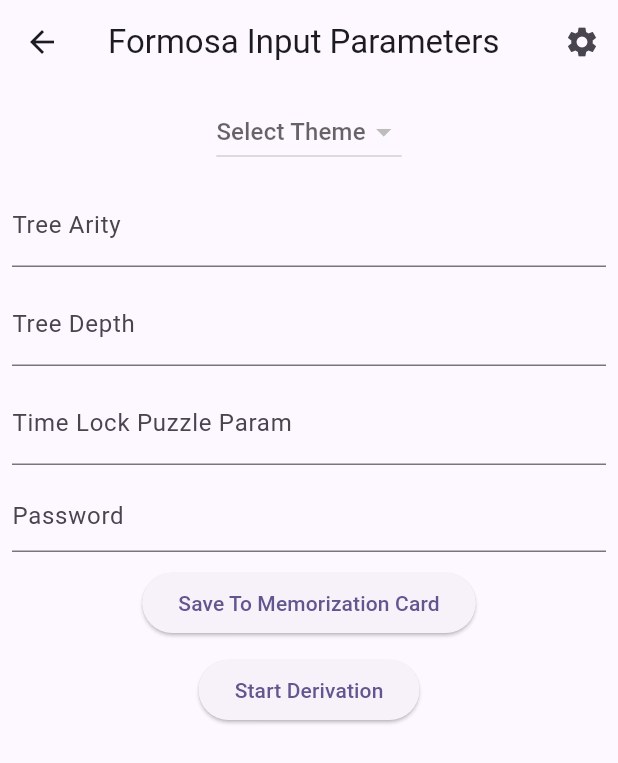
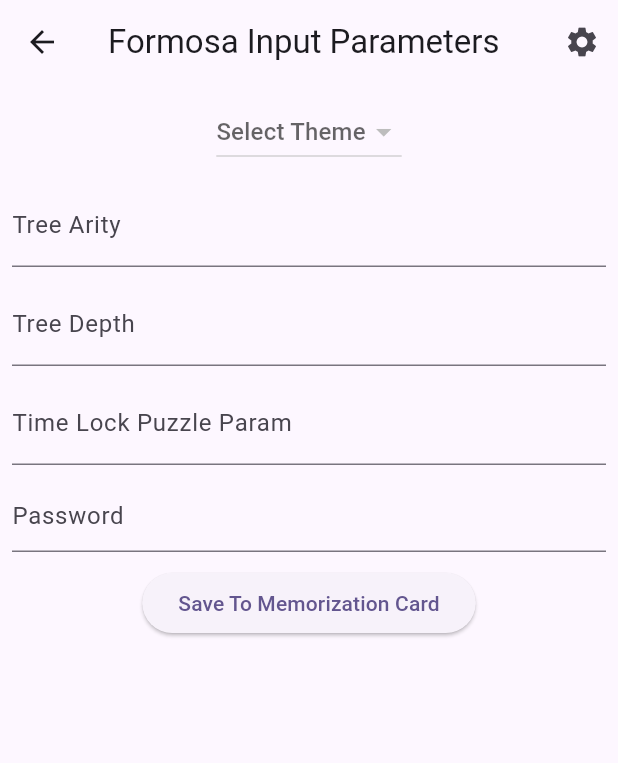
Before and after one commit to T3-InfoSec/t3-vault, a Flutter app: the FormosaTreeInputsPage screen opened by its route, after a tap on "Save To Memorization Card", on a phone screen of 412 x 824 dp. Shown: the top 763 px of the screen. Run offline on Flutter 3.47's test engine with Material 3 defaults, Android fonts, the phone set to English and light mode, and no system bars; our stand-ins replace bloc, equatable, flutter_bloc, go_router; missing offline and left inert: blockies, great_wall, t3_formosa, t3_memassist; generated files the repository leaves out were written again.

Commit message:
Add Hashviz derivation

```diff
--- a/lib/src/features/greatwall/presentation/blocs/greatwall/greatwall_bloc.dart
+++ b/lib/src/features/greatwall/presentation/blocs/greatwall/greatwall_bloc.dart
@@ -88,18 +88,20 @@ class GreatWallBloc extends Bloc<GreatWallEvent, GreatWallState> {
       treeArity: event.treeArity,
       treeDepth: event.treeDepth,
       timeLockPuzzleParam: event.timeLockPuzzleParam,
+      tacitKnowledgeType: event.tacitKnowledgeType,
+      tacitKnowledgeConfigs: event.tacitKnowledgeConfigs,
     );
 
     _greatWall!.seed0 = event.secretSeed;
 
     emit(
       GreatWallInitialSuccess(
-        tacitKnowledge: event.tacitKnowledge,
         treeArity: event.treeArity,
         treeDepth: event.treeDepth,
         timeLockPuzzleParam: event.timeLockPuzzleParam,
+        tacitKnowledgeType: event.tacitKnowledgeType,
+        tacitKnowledgeConfigs: event.tacitKnowledgeConfigs,
         secretSeed: event.secretSeed,
-        size: event.size,
       ),
     );
   }
--- a/lib/src/features/greatwall/presentation/blocs/greatwall/greatwall_event.dart
+++ b/lib/src/features/greatwall/presentation/blocs/greatwall/greatwall_event.dart
@@ -1,4 +1,6 @@
 import 'package:equatable/equatable.dart';
+import 'package:t3_formosa/formosa.dart';
+import 'package:great_wall/great_wall.dart';
 
 sealed class GreatWallEvent extends Equatable {
   @override
@@ -7,25 +9,25 @@ sealed class GreatWallEvent extends Equatable {
 
 final class GreatWallInitialized extends GreatWallEvent {
 
-  final String tacitKnowledge;
   final int treeArity;
   final int treeDepth;
   final int timeLockPuzzleParam;
+  final TacitKnowledgeTypes tacitKnowledgeType;
+  final Map<String, dynamic> tacitKnowledgeConfigs;
   final String secretSeed;
-  final int? size;
 
   GreatWallInitialized({
-    required this.tacitKnowledge,
     required this.treeArity,
     required this.treeDepth,
     required this.timeLockPuzzleParam,
+    required this.tacitKnowledgeType,
+    required this.tacitKnowledgeConfigs,
     required this.secretSeed,
-    this.size,
   });
 
   @override
   List<Object> get props =>
-      [tacitKnowledge, treeDepth, timeLockPuzzleParam, secretSeed, size!];
+      [treeDepth, timeLockPuzzleParam, tacitKnowledgeType, tacitKnowledgeConfigs, secretSeed];
 }
 
 final class GreatWallReset extends GreatWallEvent {}
@@ -40,7 +42,7 @@ final class GreatWallTacitKnowledgeSelected extends GreatWallEvent {
 }
 
 final class GreatWallFormosaThemeSelected extends GreatWallEvent {
-  final String theme;
+  final FormosaTheme theme;
 
   GreatWallFormosaThemeSelected(this.theme);
 
--- a/lib/src/features/greatwall/presentation/blocs/greatwall/greatwall_state.dart
+++ b/lib/src/features/greatwall/presentation/blocs/greatwall/greatwall_state.dart
@@ -1,4 +1,6 @@
 import 'package:equatable/equatable.dart';
+import 'package:great_wall/great_wall.dart';
+import 'package:t3_formosa/formosa.dart';
 
 sealed class GreatWallState extends Equatable {
   @override
@@ -17,7 +19,7 @@ final class GreatWallTacitKnowledgeSelectSuccess extends GreatWallState {
 }
 
 final class GreatWallFormosaThemeSelectSuccess extends GreatWallState {
-  final String theme;
+  final FormosaTheme theme;
 
   GreatWallFormosaThemeSelectSuccess(this.theme);
 
@@ -27,25 +29,25 @@ final class GreatWallFormosaThemeSelectSuccess extends GreatWallState {
 
 class GreatWallInitialSuccess extends GreatWallState {
 
-  final String tacitKnowledge;
   final int treeArity;
   final int treeDepth;
   final int timeLockPuzzleParam;
+  final TacitKnowledgeTypes tacitKnowledgeType;
+  final Map<String, dynamic> tacitKnowledgeConfigs;
   final String secretSeed;
-  final int? size;
 
   GreatWallInitialSuccess({
-    required this.tacitKnowledge,
     required this.treeArity,
     required this.treeDepth,
     required this.timeLockPuzzleParam,
+    required this.tacitKnowledgeType,
+    required this.tacitKnowledgeConfigs,
     required this.secretSeed,
-    this.size,
   });
 
   @override
   List<Object> get props =>
-      [tacitKnowledge, treeArity, treeDepth, timeLockPuzzleParam, secretSeed, size!];
+      [treeArity, treeDepth, timeLockPuzzleParam, tacitKnowledgeType, tacitKnowledgeConfigs, secretSeed];
 }
 
 final class GreatWallDeriveInProgress extends GreatWallState {}
--- a/lib/src/features/greatwall/presentation/pages/formosa_tree_inputs_page.dart
+++ b/lib/src/features/greatwall/presentation/pages/formosa_tree_inputs_page.dart
@@ -1,6 +1,7 @@
 import 'package:flutter/material.dart';
 import 'package:flutter_bloc/flutter_bloc.dart';
 import 'package:go_router/go_router.dart';
+import 'package:great_wall/great_wall.dart';
 import 'package:t3_formosa/formosa.dart';
 import 'package:t3_memassist/memory_assistant.dart';
 
@@ -47,18 +48,18 @@ class FormosaTreeInputsPage extends StatelessWidget {
           children: [
             BlocBuilder<GreatWallBloc, GreatWallState>(
               builder: (context, state) {
-                String? selectedOption;
+                FormosaTheme? selectedOption;
 
                 if (state is GreatWallFormosaThemeSelectSuccess) {
                   selectedOption = state.theme;
                 }
 
-                return DropdownButton<String>(
+                return DropdownButton<FormosaTheme>(
                   value: selectedOption,
                   hint: const Text('Select Theme'),
                   items: FormosaTheme.values.map((FormosaTheme theme) {
-                    return DropdownMenuItem<String>(
-                      value: theme.label,
+                    return DropdownMenuItem<FormosaTheme>(
+                      value: theme,
                       child: Text(theme.label),
                     );
                   }).toList(),
@@ -108,6 +109,10 @@ class FormosaTreeInputsPage extends StatelessWidget {
                           final depth = int.parse(_depthController.text);
                           final timeLock = int.parse(_timeLockController.text);
 
+                          final theme = (context.read<GreatWallBloc>().state
+                                  as GreatWallFormosaThemeSelectSuccess)
+                              .theme;
+
                           context.read<MemoCardSetBloc>().add(
                                 MemoCardSetCardAdded(
                                   memoCard: MemoCard(
@@ -115,6 +120,10 @@ class FormosaTreeInputsPage extends StatelessWidget {
                                       'treeArity': arity,
                                       'treeDepth': depth,
                                       'timeLockPuzzleParam': timeLock,
+                                      'tacitKnowledgeType': TacitKnowledgeTypes.formosa,
+                                      'tacitKnowledgeConfigs': {
+                                        'formosaTheme': theme
+                                      },
                                       'secretSeed': _passwordController.text,
                                     },
                                   ),
@@ -126,7 +135,10 @@ class FormosaTreeInputsPage extends StatelessWidget {
               },
             ),
             const SizedBox(height: 10),
-            ElevatedButton(
+            BlocBuilder<GreatWallBloc, GreatWallState>(
+              builder: (context, state) {
+                if (state is GreatWallFormosaThemeSelectSuccess) {
+                  return ElevatedButton(
                     onPressed: () {
                       final arity = int.parse(_arityController.text);
                       final depth = int.parse(_depthController.text);
@@ -138,10 +150,13 @@ class FormosaTreeInputsPage extends StatelessWidget {
                           if (!context.mounted) return;
                           context.read<GreatWallBloc>().add(
                                 GreatWallInitialized(
-                            tacitKnowledge: 'Formosa',
                                   treeArity: arity,
                                   treeDepth: depth,
                                   timeLockPuzzleParam: timeLock,
+                                  tacitKnowledgeType: TacitKnowledgeTypes.formosa,
+                                  tacitKnowledgeConfigs: {
+                                    'formosaTheme': state.theme,
+                                  },
                                   secretSeed: _passwordController.text,
                                 ),
                               );
@@ -150,6 +165,11 @@ class FormosaTreeInputsPage extends StatelessWidget {
                       );
                     },
                     child: const Text('Start Derivation'),
+                  );
+                } else {
+                  return const SizedBox.shrink();
+                }
+              },
             ),
           ],
         ),
--- a/pubspec.yaml
+++ b/pubspec.yaml
@@ -23,7 +23,7 @@ dependencies:
   great_wall:
     git:
       url: https://github.com/T3-InfoSec/great-wall-dart.git
-      ref: formosa_integration
+      ref: hashviz_integration
   t3_memassist:
     git:
       url: https://github.com/T3-InfoSec/t3-memassist.git
```
Also changed, not shown: lib/src/features/greatwall/presentation/pages/confirmation_page.dart (+19 -11 lines), lib/src/features/greatwall/presentation/pages/derivation_level_page.dart (+13 -1 lines), lib/src/features/greatwall/presentation/pages/hashviz_tree_inputs_page.dart (+9 -5 lines), lib/src/features/memorization_assistant/presentation/pages/memo_card_details_page.dart (+5 -2 lines), pubspec.lock. Lines whose indentation alone changed are shown as unchanged.
